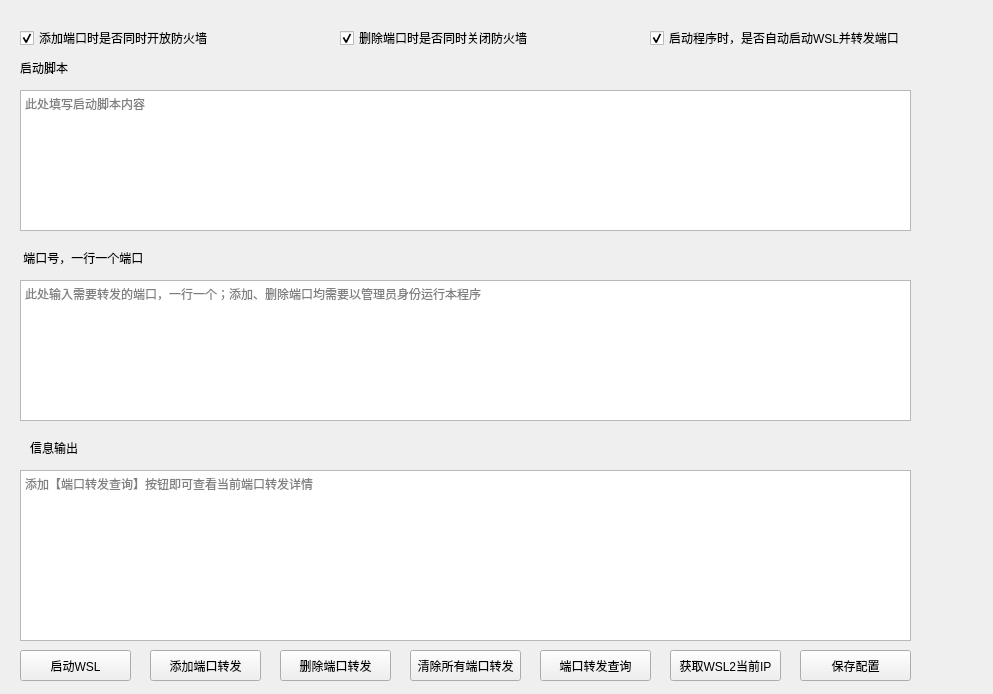
The window that src/lib/wsl2.ui (itxq/wslm-gui) describes before a commit, drawn with Qt 5.
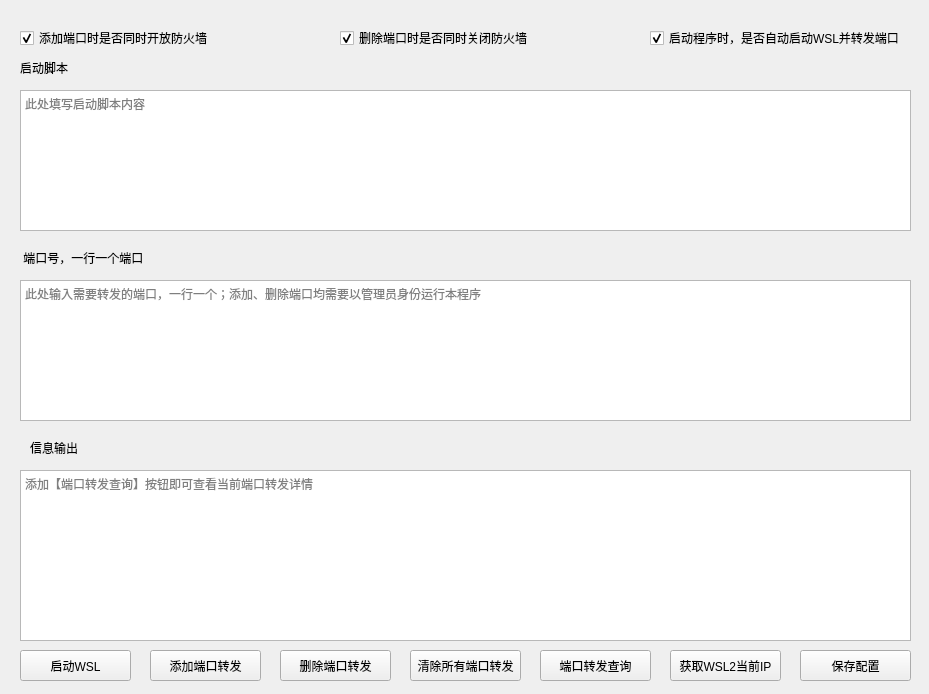
The same window after the commit.

Commit message: UI调整 添加编译好的安装包

```diff
--- a/src/lib/wsl2.ui
+++ b/src/lib/wsl2.ui
@@ -9,19 +9,19 @@
    <rect>
     <x>0</x>
     <y>0</y>
-    <width>993</width>
+    <width>929</width>
     <height>694</height>
    </rect>
   </property>
   <property name="minimumSize">
    <size>
-    <width>993</width>
+    <width>929</width>
     <height>694</height>
    </size>
   </property>
   <property name="maximumSize">
    <size>
-    <width>993</width>
+    <width>929</width>
     <height>694</height>
    </size>
   </property>
```
The commit also changes 2 other files.
